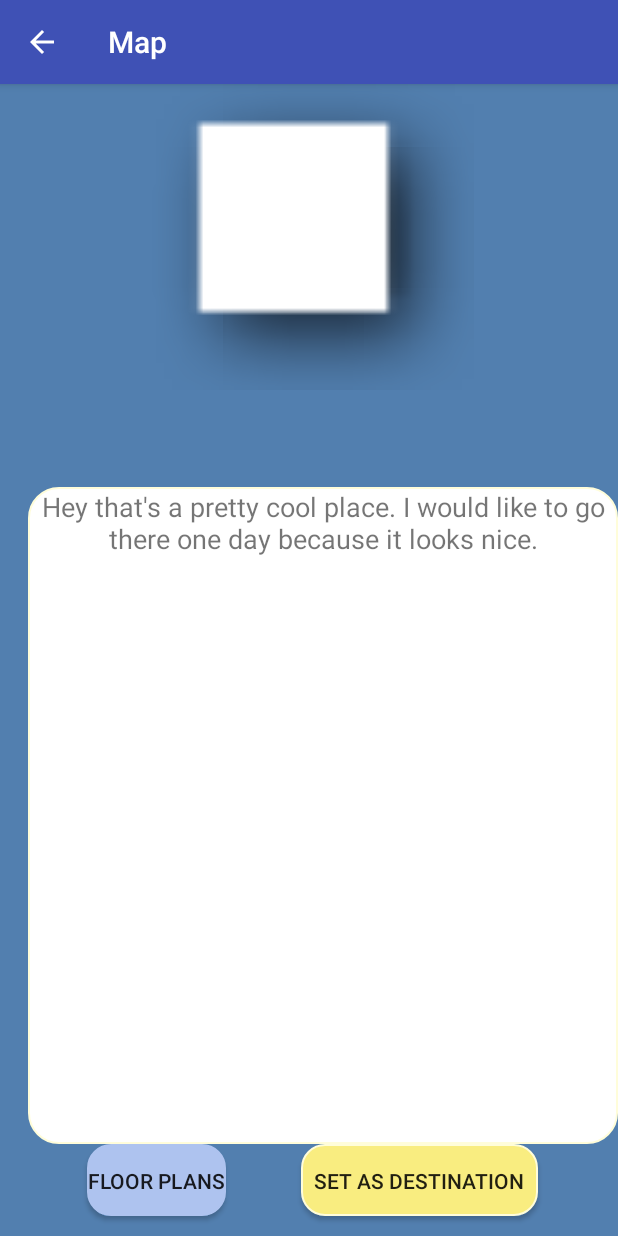
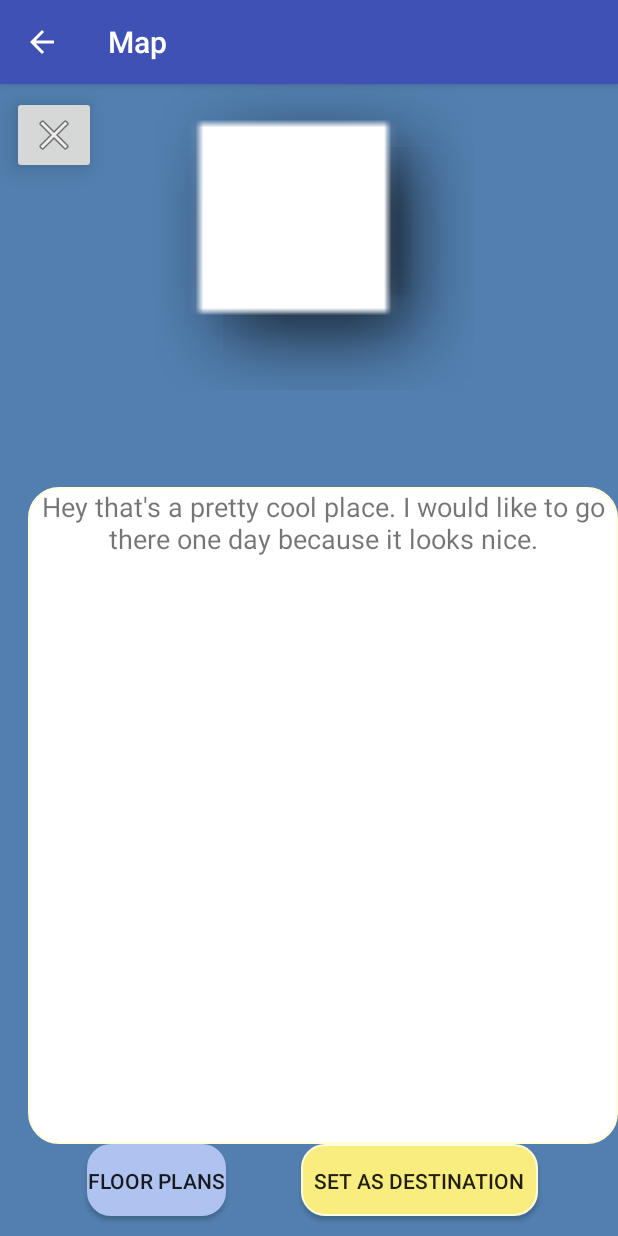
Before and after one commit to esguo/MAPS, an Android app: the poi_info_window screen opened directly, with no data from a screen before it, on a phone screen of 412 x 824 dp. Run offline under Robolectric (Android 15) with nearby library versions, the phone set to English and light mode, and no system bars; 1 statement that could not run was skipped.

Commit message:
poi info layout change1

```diff
--- a/app/src/main/AndroidManifest.xml
+++ b/app/src/main/AndroidManifest.xml
@@ -13,7 +13,7 @@
         android:allowBackup="true"
         android:icon="@mipmap/ic_launcher"
         android:label="@string/app_name"
-        android:roundIcon="@mipmap/ic_launcher_round"
+        android:roundIcon="@mipmap/maplogo_round"
         android:supportsRtl="true"
         android:theme="@style/AppTheme">
         <activity
--- a/app/src/main/res/layout/activity_poi_info_window.xml
+++ b/app/src/main/res/layout/activity_poi_info_window.xml
@@ -13,6 +13,7 @@
         android:layout_height="wrap_content"
         android:layout_marginStart="8dp"
         android:layout_marginTop="8dp"
+        android:elevation="10dp"
         app:layout_constraintStart_toStartOf="parent"
         app:layout_constraintTop_toTopOf="parent"
         app:srcCompat="@android:drawable/ic_menu_close_clear_cancel" />
@@ -22,7 +23,11 @@
         android:layout_height="match_parent"
         android:background="@color/colorMenuBlue"
         tools:layout_editor_absoluteX="0dp"
-        tools:layout_editor_absoluteY="0dp">
+        tools:layout_editor_absoluteY="0dp"
+        app:layout_constraintBottom_toTopOf="parent"
+        app:layout_constraintEnd_toEndOf="parent"
+        app:layout_constraintHorizontal_bias="parent"
+        app:layout_constraintStart_toStartOf="parent" >
 
         <ImageView
             android:id="@+id/loc_pic"
```
